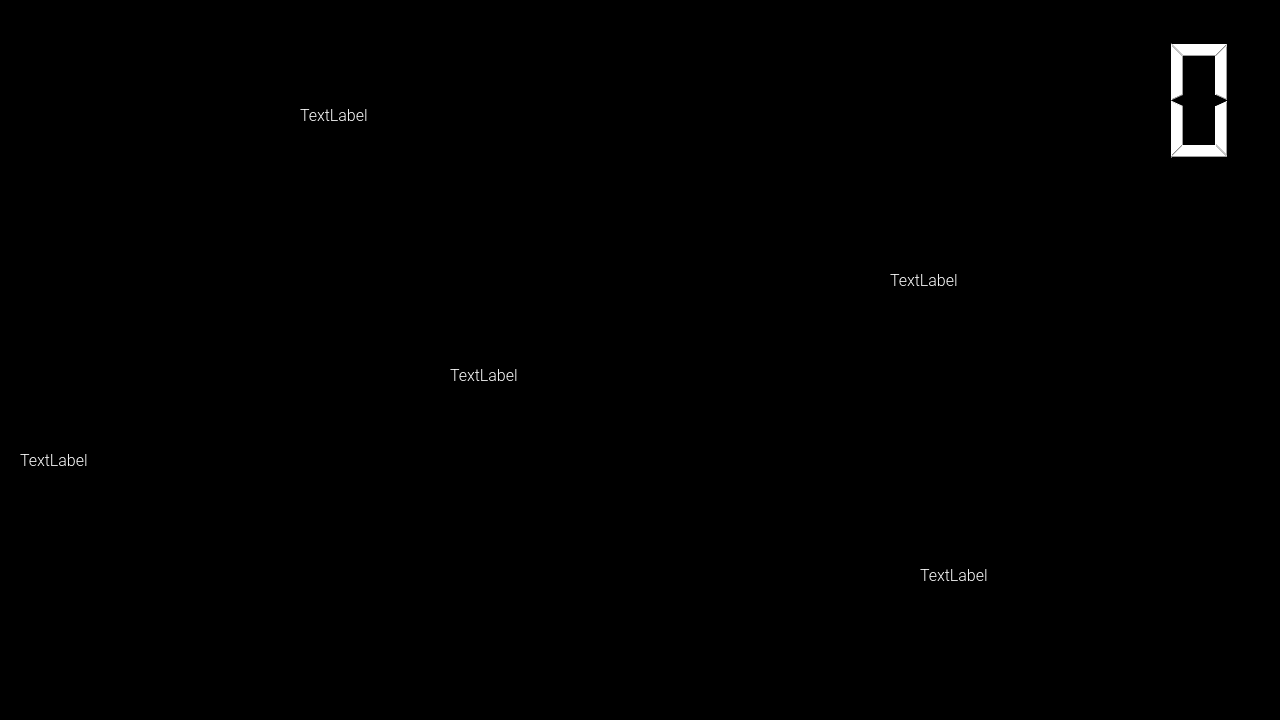
Before: the Qt Designer form MirrorUI/form.ui in tbs1-project-alpha/smart-mirror, drawn with Qt 5.
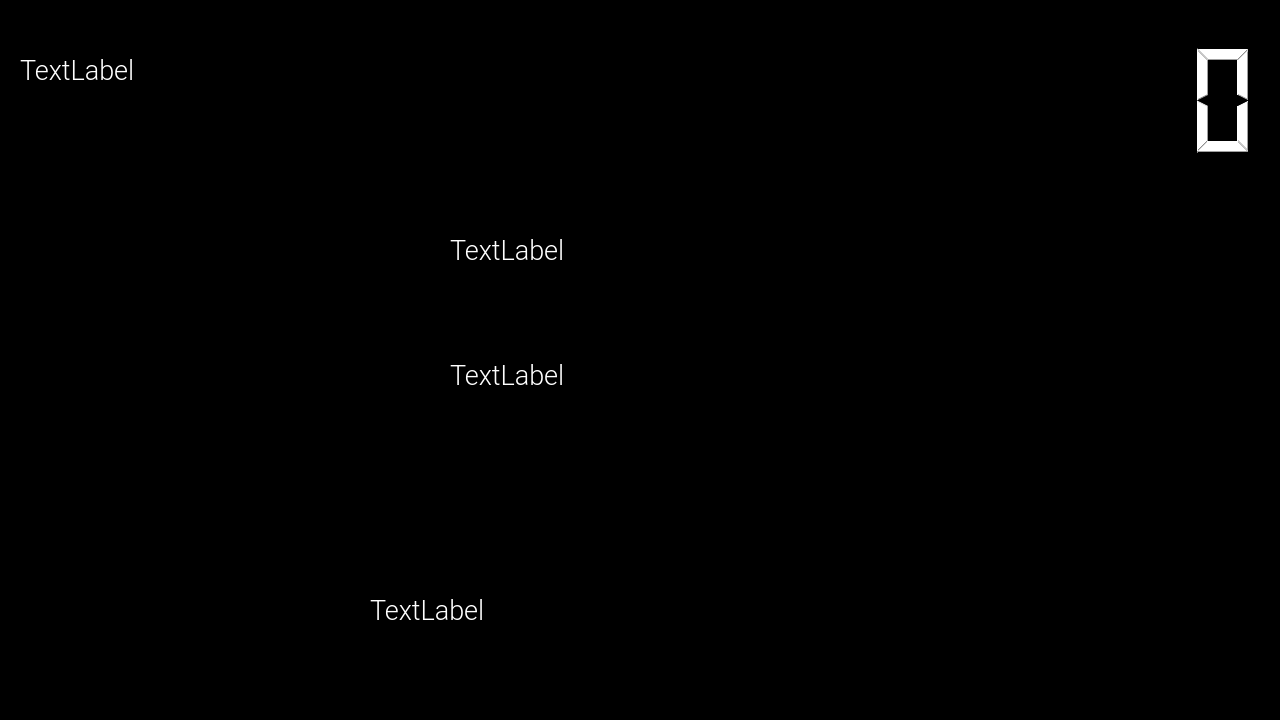
After: the same form once the commit is applied.

What changed in the file:
```diff
--- a/MirrorUI/form.ui
+++ b/MirrorUI/form.ui
@@ -1,7 +1,7 @@
 <?xml version="1.0" encoding="UTF-8"?>
 <ui version="4.0">
- <class>MirrorUI</class>
- <widget class="QWidget" name="MirrorUI">
+ <class>Widget</class>
+ <widget class="QWidget" name="Widget">
   <property name="geometry">
    <rect>
     <x>0</x>
@@ -13,42 +13,30 @@
   <property name="font">
    <font>
     <family>Roboto Light</family>
-    <pointsize>12</pointsize>
+    <pointsize>20</pointsize>
    </font>
   </property>
   <property name="windowTitle">
-   <string>MirrorUI</string>
-  </property>
-  <property name="autoFillBackground">
-   <bool>false</bool>
+   <string>Widget</string>
   </property>
   <property name="styleSheet">
    <string notr="true">background-color: black;
 color: white;</string>
   </property>
-  <widget class="QLabel" name="temp">
+  <widget class="QLabel" name="label">
    <property name="geometry">
     <rect>
-     <x>300</x>
-     <y>30</y>
-     <width>241</width>
-     <height>171</height>
+     <x>450</x>
+     <y>200</y>
+     <width>191</width>
+     <height>101</height>
     </rect>
    </property>
-   <property name="sizePolicy">
-    <sizepolicy hsizetype="Fixed" vsizetype="Fixed">
-     <horstretch>0</horstretch>
-     <verstretch>0</verstretch>
-    </sizepolicy>
-   </property>
-   <property name="styleSheet">
-    <string notr="true">color: white;</string>
-   </property>
    <property name="text">
     <string>TextLabel</string>
    </property>
   </widget>
-  <widget class="QLabel" name="greating">
+  <widget class="QLabel" name="date">
    <property name="geometry">
     <rect>
      <x>450</x>
@@ -57,9 +45,6 @@
      <height>151</height>
     </rect>
    </property>
-   <property name="styleSheet">
-    <string notr="true">color: white;</string>
-   </property>
    <property name="text">
     <string>TextLabel</string>
    </property>
@@ -67,15 +52,12 @@
   <widget class="QLabel" name="label_3">
    <property name="geometry">
     <rect>
-     <x>20</x>
-     <y>240</y>
-     <width>251</width>
-     <height>441</height>
+     <x>370</x>
+     <y>530</y>
+     <width>271</width>
+     <height>161</height>
     </rect>
    </property>
-   <property name="styleSheet">
-    <string notr="true">color: white;</string>
-   </property>
    <property name="text">
     <string>TextLabel</string>
    </property>
@@ -83,51 +65,25 @@
   <widget class="QLabel" name="label_4">
    <property name="geometry">
     <rect>
-     <x>920</x>
-     <y>460</y>
-     <width>311</width>
-     <height>231</height>
-    </rect>
-   </property>
-   <property name="text">
-    <string>TextLabel</string>
-   </property>
-  </widget>
-  <widget class="QGraphicsView" name="weatherGraphics">
-   <property name="geometry">
-    <rect>
      <x>20</x>
      <y>20</y>
-     <width>256</width>
-     <height>192</height>
+     <width>181</width>
+     <height>101</height>
     </rect>
    </property>
+   <property name="text">
+    <string>TextLabel</string>
+   </property>
   </widget>
   <widget class="QLCDNumber" name="clock">
    <property name="geometry">
     <rect>
-     <x>890</x>
-     <y>20</y>
-     <width>351</width>
-     <height>161</height>
-    </rect>
-   </property>
-   <property name="styleSheet">
-    <string notr="true">color: white;</string>
-   </property>
-  </widget>
-  <widget class="QLabel" name="label">
-   <property name="geometry">
-    <rect>
-     <x>890</x>
-     <y>210</y>
-     <width>351</width>
+     <x>940</x>
+     <y>30</y>
+     <width>321</width>
      <height>141</height>
     </rect>
    </property>
-   <property name="text">
-    <string>TextLabel</string>
-   </property>
   </widget>
  </widget>
  <resources/>
```
